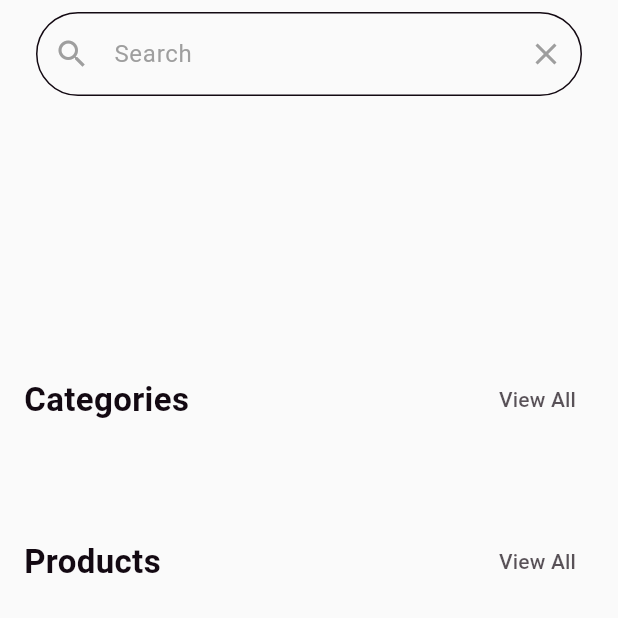
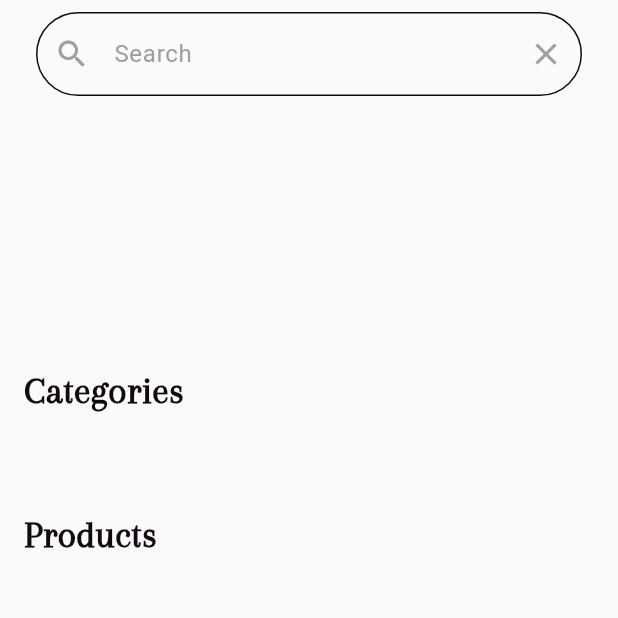
Before and after one commit to hayam-tarek/quick_store, a Flutter app: the HomeScreen screen opened directly, on a phone screen of 412 x 824 dp, the top half of it. Run offline on Flutter 3.47's test engine with Material 3 defaults, Android fonts, the phone set to English and light mode, and no system bars; our stand-ins replace bloc, flutter_bloc, image_picker, shared_preferences, smooth_page_indicator; accounts and stored records are empty; network calls fail.

```diff
--- a/lib/views/screens/home_screen.dart
+++ b/lib/views/screens/home_screen.dart
@@ -1,12 +1,12 @@
+import 'package:flutter/material.dart';
+import 'package:flutter_bloc/flutter_bloc.dart';
 import 'package:quick_store/core/utils/constant.dart';
 import 'package:quick_store/view_models/products_cubit/products_cubit.dart';
 import 'package:quick_store/views/widgets/banners_builder.dart';
 import 'package:quick_store/views/widgets/categories_list_view.dart';
 import 'package:quick_store/views/widgets/custom_search_text_form_field.dart';
 import 'package:quick_store/views/widgets/products_body.dart';
-import 'package:quick_store/views/widgets/title_with_button.dart';
-import 'package:flutter/material.dart';
-import 'package:flutter_bloc/flutter_bloc.dart';
+import 'package:quick_store/views/widgets/title_text.dart';
 
 class HomeScreen extends StatefulWidget {
   const HomeScreen({super.key});
@@ -47,13 +47,10 @@ class _HomeScreenState extends State<HomeScreen> {
             const SliverToBoxAdapter(
               child: BannersBuilder(),
             ),
-            SliverToBoxAdapter(
-              child: TitleWithButton(
-                title: 'Categories',
-                buttonTitle: 'View All',
-                onPressed: () {
-                  //TODO
-                },
+            const SliverToBoxAdapter(
+              child: TitleText(
+                text: 'Categories',
+                fontSize: 25,
               ),
             ),
             const SliverToBoxAdapter(
@@ -62,15 +59,11 @@ class _HomeScreenState extends State<HomeScreen> {
                 child: CategoriesListView(),
               ),
             ),
-            SliverToBoxAdapter(
-              child: TitleWithButton(
-                title: 'Products',
-                buttonTitle: 'View All',
-                onPressed: () {
-                  //TODO
-                },
-              ),
-            ),
+            const SliverToBoxAdapter(
+                child: TitleText(
+              text: 'Products',
+              fontSize: 25,
+            )),
             BlocBuilder<ProductsCubit, ProductsState>(
               builder: (context, state) {
                 return ProductsBody(
--- a/lib/views/screens/login_screen.dart
+++ b/lib/views/screens/login_screen.dart
@@ -81,7 +81,7 @@ class _LoginScreenState extends State<LoginScreen> {
                       },
                     ),
                     HelperText(
-                      firstText: 'Dont have an account?',
+                      firstText: 'Don\'t have an account?',
                       secondText: 'Register',
                       onSecondTextPressed: () {
                         Navigator.pushReplacement(context, MaterialPageRoute(
```
Also changed, not shown: lib/views/screens/forget_password_screen.dart (+65 -4 lines), lib/views/widgets/login_sheet_body.dart (+5 -4 lines), lib/views/widgets/profile_body.dart (+7 -7 lines), assets/images/forget.png (added).
